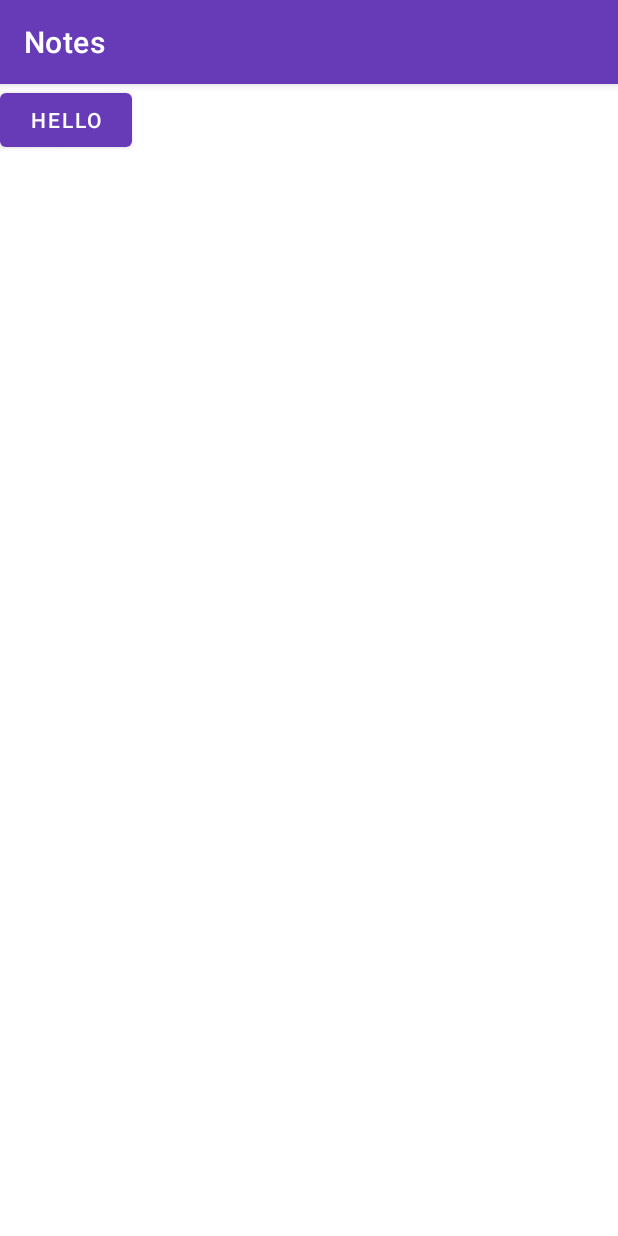
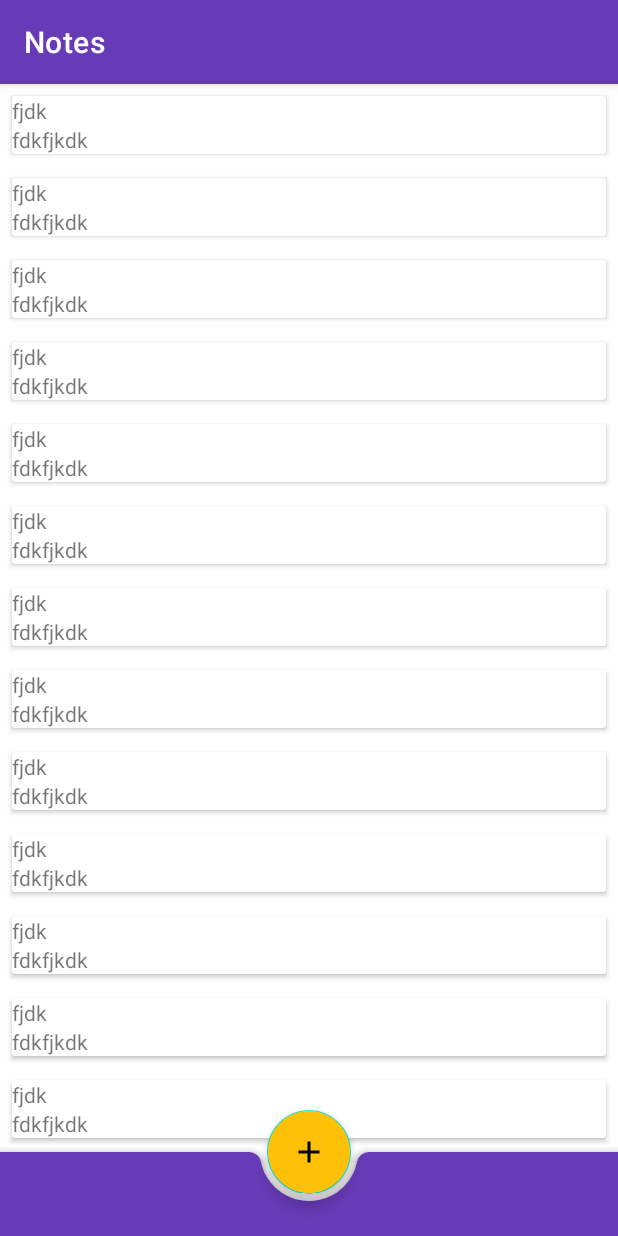
Before and after one commit to Domash/SoftwareDesign, an Android app: the screen it shows after launch (MainActivity), on a phone screen of 412 x 824 dp. Run offline under Robolectric (Android 15) with nearby library versions, the phone set to English and light mode, and no system bars; our stand-ins replace Room's generated code.

Commit message:
[master]: add note adapter & note_item

```diff
--- a/Notes/app/build.gradle
+++ b/Notes/app/build.gradle
@@ -42,7 +42,6 @@ dependencies {
     implementation 'android.arch.persistence.room:runtime:1.0.0'
     annotationProcessor 'android.arch.persistence.room:compiler:1.0.0'
 
-    implementation 'co.lujun:androidtagview:1.1.7'
     implementation 'androidx.appcompat:appcompat:1.0.1'
 
 
--- a/Notes/app/src/main/java/MainActivity.kt
+++ b/Notes/app/src/main/java/MainActivity.kt
@@ -1,7 +1,14 @@
 package com.domash.notes
 
+import android.content.res.Configuration
 import android.os.Bundle
+import android.widget.GridLayout
+import android.widget.LinearLayout
 import androidx.appcompat.app.AppCompatActivity
+import androidx.recyclerview.widget.GridLayoutManager
+import androidx.recyclerview.widget.LinearLayoutManager
+import androidx.recyclerview.widget.RecyclerView
+import com.google.android.material.bottomappbar.BottomAppBar
 
 class MainActivity : AppCompatActivity() {
 
@@ -10,8 +17,25 @@ class MainActivity : AppCompatActivity() {
         super.onCreate(savedInstanceState)
         setContentView(R.layout.activity_main)
 
+        val recyclerView: RecyclerView = findViewById(R.id.recycler_view)
 
-        // https://github.com/whilu/AndroidTagView
+        when(resources.configuration.orientation) {
+
+            Configuration.ORIENTATION_PORTRAIT -> {
+                recyclerView.layoutManager = LinearLayoutManager(this)
+            }
+
+            Configuration.ORIENTATION_LANDSCAPE -> {
+                recyclerView.layoutManager = GridLayoutManager(this, 2)
+            }
+
+        }
+
+        recyclerView.setHasFixedSize(true)
+        recyclerView.adapter = NoteAdapter()
+
+       // val bottomBar: BottomAppBar = findViewById(R.id.bottom_app_bar)
+       // setSupportActionBar(bottomBar)
 
     }
 }
--- a/Notes/app/src/main/java/NoteActivity.kt
+++ b/Notes/app/src/main/java/NoteActivity.kt
@@ -9,6 +9,7 @@ class NoteActivity : AppCompatActivity() {
 
         super.onCreate(savedInstanceState)
         setContentView(R.layout.note_activity)
+
     }
 
 }
--- /dev/null
+++ b/Notes/app/src/main/java/NoteAdapter.kt
@@ -0,0 +1,59 @@
+package com.domash.notes
+
+import android.view.View
+import android.view.ViewGroup
+import android.widget.TextView
+import androidx.recyclerview.widget.RecyclerView
+import android.view.LayoutInflater
+import com.domash.notes.Models.Note
+
+
+class NoteAdapter : RecyclerView.Adapter<NoteAdapter.NoteHolder>() {
+
+    private val notes = listOf<Note>(
+            Note(1, "fjdk", "fdkfjkdk", listOf("fjkdfjk")),
+            Note(2, "fjdk", "fdkfjkdk", listOf("fjkdfjk")),
+            Note(3, "fjdk", "fdkfjkdk", listOf("fjkdfjk")),
+            Note(4, "fjdk", "fdkfjkdk", listOf("fjkdfjk")),
+            Note(5, "fjdk", "fdkfjkdk", listOf("fjkdfjk")),
+            Note(6, "fjdk", "fdkfjkdk", listOf("fjkdfjk")),
+            Note(7, "fjdk", "fdkfjkdk", listOf("fjkdfjk")),
+            Note(8, "fjdk", "fdkfjkdk", listOf("fjkdfjk")),
+            Note(9, "fjdk", "fdkfjkdk", listOf("fjkdfjk")),
+            Note(10, "fjdk", "fdkfjkdk", listOf("fjkdfjk")),
+            Note(5, "fjdk", "fdkfjkdk", listOf("fjkdfjk")),
+            Note(6, "fjdk", "fdkfjkdk", listOf("fjkdfjk")),
+            Note(7, "fjdk", "fdkfjkdk", listOf("fjkdfjk")),
+            Note(8, "fjdk", "fdkfjkdk", listOf("fjkdfjk"))
+
+    )
+
+    override fun onCreateViewHolder(parent: ViewGroup, viewType: Int): NoteHolder {
+        val view: View = LayoutInflater.from(parent.context).inflate(R.layout.note_item, parent, false)
+        return NoteHolder(view)
+    }
+
+    override fun onBindViewHolder(holder: NoteHolder, position: Int) {
+        holder.titleTextView.text = notes[position].title
+        holder.bodyTextView.text  = notes[position].body
+    }
+
+    override fun getItemCount(): Int {
+        return notes.size
+    }
+
+    class NoteHolder(view: View) : RecyclerView.ViewHolder(view) {
+
+        internal val titleTextView: TextView
+        internal val bodyTextView:  TextView
+
+        init {
+
+            titleTextView = view.findViewById(R.id.title_text)
+            bodyTextView  = view.findViewById(R.id.body_text)
+
+        }
+
+    }
+
+}
--- a/Notes/app/src/main/res/layout/activity_main.xml
+++ b/Notes/app/src/main/res/layout/activity_main.xml
@@ -1,16 +1,30 @@
 <?xml version="1.0" encoding="utf-8"?>
-<LinearLayout xmlns:android="http://schemas.android.com/apk/res/android"
+<androidx.coordinatorlayout.widget.CoordinatorLayout xmlns:android="http://schemas.android.com/apk/res/android"
     xmlns:app="http://schemas.android.com/apk/res-auto"
     xmlns:tools="http://schemas.android.com/tools"
     android:layout_width="match_parent"
     android:layout_height="match_parent"
-    android:orientation="vertical"
     tools:context=".MainActivity">
 
-    <Button
-        android:text="HELLO"
-        android:id="@+id/kek"
+    <androidx.recyclerview.widget.RecyclerView
+        android:id="@+id/recycler_view"
+        android:layout_width="match_parent"
+        android:layout_height="match_parent"/>
+
+    <com.google.android.material.bottomappbar.BottomAppBar
+        android:id="@+id/bottom_app_bar"
+        android:layout_width="match_parent"
+        android:layout_height="wrap_content"
+        android:layout_gravity="bottom"
+        app:backgroundTint="@color/colorPrimary"
+        app:fabAlignmentMode="center"/>
+
+    <com.google.android.material.floatingactionbutton.FloatingActionButton
+        android:id="@+id/fab"
+        app:srcCompat="@drawable/ic_add"
         android:layout_width="wrap_content"
-        android:layout_height="wrap_content"/>
+        android:layout_height="wrap_content"
+        android:backgroundTint="@color/colorAccent"
+        app:layout_anchor="@id/bottom_app_bar" />
 
-</LinearLayout>
+</androidx.coordinatorlayout.widget.CoordinatorLayout>
--- a/Notes/app/src/main/res/layout/note_activity.xml
+++ b/Notes/app/src/main/res/layout/note_activity.xml
@@ -25,18 +25,6 @@
             </com.google.android.material.textfield.TextInputEditText>
 
         </com.google.android.material.textfield.TextInputLayout>
-
-        <co.lujun.androidtagview.TagContainerLayout
-            android:layout_width="match_parent"
-            android:layout_height="wrap_content"
-            android:layout_margin="0dp"
-            android:padding="10dp"
-            android:id="@+id/tags"
-            app:container_enable_drag="false"
-            app:horizontal_interval="10dp"
-            app:vertical_interval="10dp"
-            app:tag_clickable="true"
-            app:tag_theme="pure_teal" />
 
         <com.google.android.material.textfield.TextInputLayout
             android:layout_width="match_parent"
--- /dev/null
+++ b/Notes/app/src/main/res/layout/note_item.xml
@@ -0,0 +1,29 @@
+<?xml version="1.0" encoding="utf-8"?>
+<androidx.cardview.widget.CardView
+    xmlns:android="http://schemas.android.com/apk/res/android"
+    android:layout_margin="8dp"
+    android:orientation="vertical"
+    android:layout_width="match_parent"
+    android:layout_height="wrap_content">
+
+    <LinearLayout
+        android:layout_width="wrap_content"
+        android:layout_height="wrap_content"
+        android:orientation="vertical">
+
+        <TextView
+            android:id="@+id/title_text"
+            android:text="fkldfkldkfl"
+            android:layout_width="wrap_content"
+            android:layout_height="wrap_content"/>
+
+        <TextView
+            android:id="@+id/body_text"
+            android:text="fkds;lkfl;skdf;l"
+            android:layout_width="wrap_content"
+            android:layout_height="wrap_content"/>
+
+    </LinearLayout>
+
+
+</androidx.cardview.widget.CardView>
```
